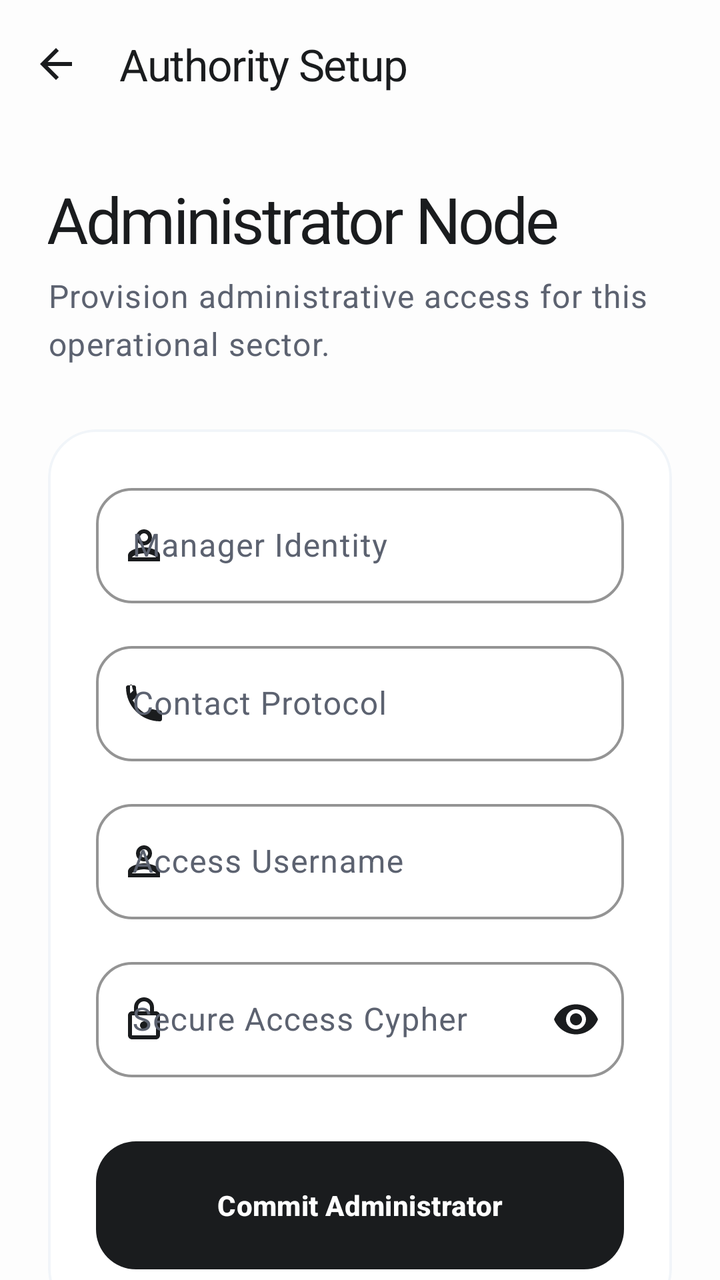
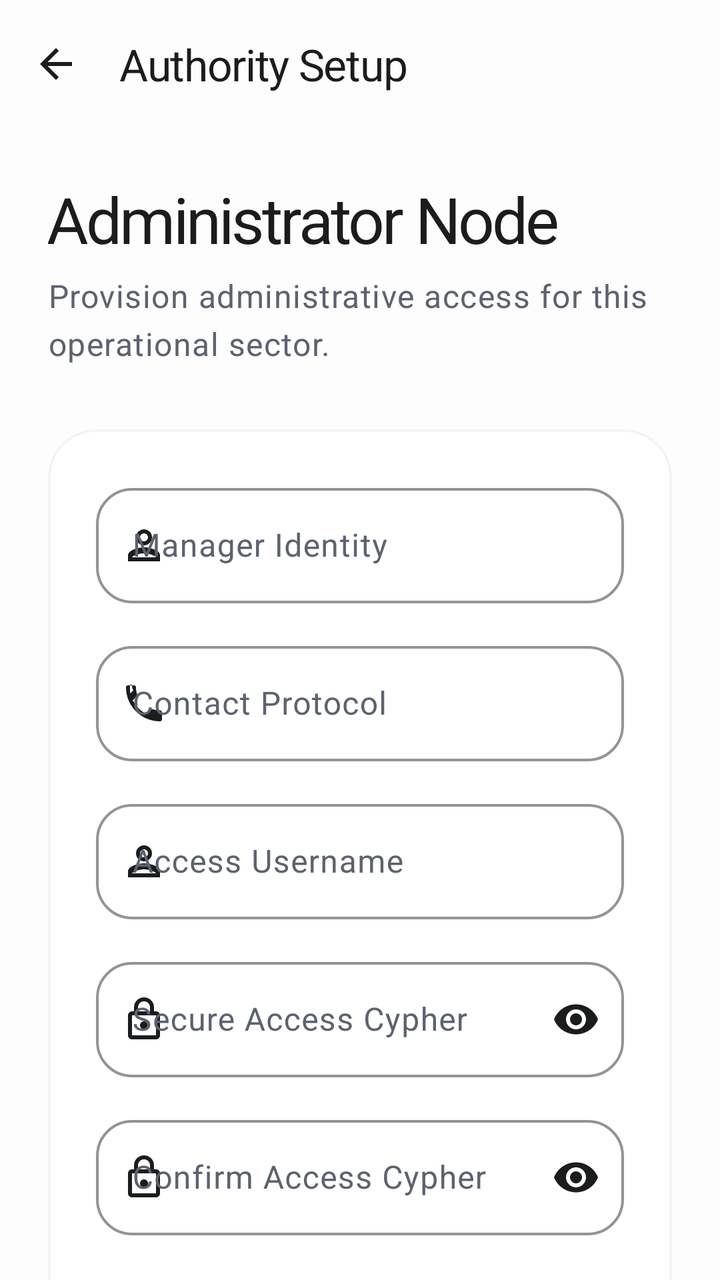

Compare the two renders of this Android layout. The source of the first and the diff that turns it into the second are given below.
<!-- AndroidManifest.xml: application theme Theme.KasirAPP -->
<!-- res/layout/activity_register_manager.xml -->
<?xml version="1.0" encoding="utf-8"?>
<androidx.coordinatorlayout.widget.CoordinatorLayout
    xmlns:android="http://schemas.android.com/apk/res/android"
    xmlns:app="http://schemas.android.com/apk/res-auto"
    android:layout_width="match_parent"
    android:layout_height="match_parent"
    android:background="@color/background">

    <com.google.android.material.appbar.AppBarLayout
        android:layout_width="match_parent"
        android:layout_height="wrap_content"
        android:fitsSystemWindows="true"
        app:elevation="0dp"
        android:background="@color/background">

        <com.google.android.material.appbar.MaterialToolbar
            android:id="@+id/toolbar"
            android:layout_width="match_parent"
            android:layout_height="?attr/actionBarSize"
            app:navigationIcon="@drawable/ic_arrow_back"
            app:navigationIconTint="@color/primary"
            app:title="Authority Setup"
            app:titleTextColor="@color/primary"
            app:titleTextAppearance="@style/TextAppearance.App.TitleLarge"
            android:background="@color/background" />

    </com.google.android.material.appbar.AppBarLayout>

    <androidx.core.widget.NestedScrollView
        android:id="@+id/scrollView"
        android:layout_width="match_parent"
        android:layout_height="match_parent"
        android:clipToPadding="false"
        android:fillViewport="true"
        app:layout_behavior="@string/appbar_scrolling_view_behavior">

        <LinearLayout
            android:layout_width="match_parent"
            android:layout_height="wrap_content"
            android:orientation="vertical"
            android:padding="24dp">

            <TextView
                style="@style/TextAppearance.App.HeadlineLarge"
                android:layout_width="wrap_content"
                android:layout_height="wrap_content"
                android:text="Administrator Node" />

            <TextView
                style="@style/TextAppearance.App.BodyLarge"
                android:layout_width="wrap_content"
                android:layout_height="wrap_content"
                android:layout_marginTop="6dp"
                android:text="Provision administrative access for this operational sector." />

            <com.google.android.material.card.MaterialCardView
                style="@style/Widget.App.Card.Solid"
                android:layout_width="match_parent"
                android:layout_height="wrap_content"
                android:layout_marginTop="32dp">

                <LinearLayout
                    android:layout_width="match_parent"
                    android:layout_height="wrap_content"
                    android:orientation="vertical"
                    android:padding="24dp">

                    <com.google.android.material.textfield.TextInputLayout
                        android:layout_width="match_parent"
                        android:layout_height="wrap_content"
                        android:hint="Manager Identity"
                        app:startIconDrawable="@drawable/ic_person"
                        app:startIconTint="@color/primary">
                        <com.google.android.material.textfield.TextInputEditText
                            android:id="@+id/edtNamaManager"
                            android:layout_width="match_parent"
                            android:layout_height="wrap_content"
                            android:inputType="textCapWords"
                            android:padding="18dp"/>
                    </com.google.android.material.textfield.TextInputLayout>

                    <com.google.android.material.textfield.TextInputLayout
                        android:layout_width="match_parent"
                        android:layout_height="wrap_content"
                        android:layout_marginTop="16dp"
                        android:hint="Contact Protocol"
                        app:startIconDrawable="@drawable/ic_phone"
                        app:startIconTint="@color/primary">
                        <com.google.android.material.textfield.TextInputEditText
                            android:id="@+id/edtTelepon"
                            android:layout_width="match_parent"
                            android:layout_height="wrap_content"
                            android:inputType="phone"
                            android:padding="18dp"/>
                    </com.google.android.material.textfield.TextInputLayout>

                    <com.google.android.material.textfield.TextInputLayout
                        android:layout_width="match_parent"
                        android:layout_height="wrap_content"
                        android:layout_marginTop="16dp"
                        android:hint="Access Username"
                        app:startIconDrawable="@drawable/ic_person"
                        app:startIconTint="@color/primary">
                        <com.google.android.material.textfield.TextInputEditText
                            android:id="@+id/edtUsernameManager"
                            android:layout_width="match_parent"
                            android:layout_height="wrap_content"
                            android:padding="18dp"/>
                    </com.google.android.material.textfield.TextInputLayout>

                    <com.google.android.material.textfield.TextInputLayout
                        android:layout_width="match_parent"
                        android:layout_height="wrap_content"
                        android:layout_marginTop="16dp"
                        android:hint="Secure Access Cypher"
                        app:startIconDrawable="@drawable/ic_lock"
                        app:startIconTint="@color/primary"
                        app:endIconMode="password_toggle"
                        app:endIconTint="@color/primary">
                        <com.google.android.material.textfield.TextInputEditText
                            android:id="@+id/edtPasswordManager"
                            android:layout_width="match_parent"
                            android:layout_height="wrap_content"
                            android:inputType="textPassword"
                            android:padding="18dp"/>
                    </com.google.android.material.textfield.TextInputLayout>

                    <com.google.android.material.button.MaterialButton
                        android:id="@+id/btnSimpan"
                        style="@style/Widget.App.Button.Primary"
                        android:layout_width="match_parent"
                        android:layout_height="64dp"
                        android:layout_marginTop="32dp"
                        android:text="Commit Administrator" />

                    
                    <View android:id="@+id/edtKonfirmasiPassword" android:layout_width="0dp" android:layout_height="0dp" android:visibility="gone" />

                </LinearLayout>
            </com.google.android.material.card.MaterialCardView>
        </LinearLayout>
    </androidx.core.widget.NestedScrollView>
</androidx.coordinatorlayout.widget.CoordinatorLayout>
<!-- resources referenced by this layout -->
<resources>
  <color name="background">#FDFDFD</color>
  <color name="primary">#1A1C1E</color>
  <!-- drawable ic_arrow_back (drawable) -->
  <vector xmlns:android="http://schemas.android.com/apk/res/android"
      android:width="24dp"
      android:height="24dp"
      android:viewportWidth="24"
      android:viewportHeight="24">
      <path
          android:fillColor="@color/on_surface"
          android:pathData="M20,11H7.83l5.59,-5.59L12,4l-8,8 8,8 1.41,-1.41L7.83,13H20V11z"/>
  </vector>
  <style name="TextAppearance.App.BodyLarge" parent="TextAppearance.Material3.BodyLarge">
          <item name="android:textSize">16sp</item>
          <item name="android:fontFamily">sans-serif</item>
          <item name="android:lineSpacingExtra">4dp</item>
          <item name="android:textColor">@color/secondary</item>
      </style>
  <style name="TextAppearance.App.HeadlineLarge" parent="TextAppearance.Material3.HeadlineLarge">
          <item name="android:textSize">32sp</item>
          <item name="android:fontFamily">sans-serif-black</item>
          <item name="android:letterSpacing">-0.04</item>
          <item name="android:textColor">@color/primary</item>
      </style>
  <style name="TextAppearance.App.TitleLarge" parent="TextAppearance.Material3.TitleLarge">
          <item name="android:textSize">22sp</item>
          <item name="android:fontFamily">sans-serif-medium</item>
          <item name="android:letterSpacing">-0.02</item>
          <item name="android:textColor">@color/primary</item>
      </style>
  <style name="Widget.App.Button.Primary" parent="Widget.App.Button">
          <item name="backgroundTint">@color/primary</item>
          <item name="android:textColor">@color/white</item>
          <item name="rippleColor">#33FFFFFF</item>
      </style>
  <style name="Widget.App.Card.Solid" parent="Widget.Material3.CardView.Filled">
          <item name="cardCornerRadius">24dp</item>
          <item name="cardElevation">0dp</item>
          <item name="cardBackgroundColor">@color/surface</item>
          <item name="strokeColor">@color/outline_variant</item>
          <item name="strokeWidth">1.2dp</item>
          <item name="android:clickable">true</item>
          <item name="android:focusable">true</item>
          <item name="android:foreground">?attr/selectableItemBackground</item>
      </style>
  <style name="Theme.KasirAPP" parent="Base.Theme.KasirAPP" />
  <color name="on_surface">#1A1C1E</color>
  <color name="secondary">#5C6270</color>
  <style name="Widget.App.Button" parent="Widget.Material3.Button">
          <item name="cornerRadius">20dp</item>
          <item name="android:insetTop">0dp</item>
          <item name="android:insetBottom">0dp</item>
          <item name="android:textAllCaps">false</item>
          <item name="android:textStyle">bold</item>
          <item name="android:letterSpacing">0.01</item>
          <item name="android:minHeight">60dp</item>
      </style>
  <color name="white">#FFFFFF</color>
  <color name="surface">#FFFFFF</color>
  <color name="outline_variant">#F1F5F9</color>
  <color name="on_primary">#FFFFFF</color>
  <color name="primary_container">#F1F3F7</color>
  <color name="on_primary_container">#1A1C1E</color>
  <color name="on_secondary">#FFFFFF</color>
  <color name="secondary_container">#F8F9FB</color>
  <color name="on_secondary_container">#1A1C1E</color>
  <color name="surface_variant">#F5F7FA</color>
  <color name="on_surface_variant">#5C6270</color>
  <color name="outline">#E2E8F0</color>
  <color name="error">#DC2626</color>
  <style name="TextAppearance.App.LabelLarge" parent="TextAppearance.Material3.LabelLarge">
          <item name="android:textSize">14sp</item>
          <item name="android:fontFamily">sans-serif-medium</item>
          <item name="android:letterSpacing">0.05</item>
          <item name="android:textColor">@color/secondary</item>
      </style>
  <!-- unchanged entries left out for length: 7 -->
</resources>

<!-- the commit's change to res/layout/activity_register_manager.xml (unified diff, before → after) -->
@@ -54,6 +54,7 @@
                 android:text="Provision administrative access for this operational sector." />
 
             <com.google.android.material.card.MaterialCardView
+                android:id="@+id/cardForm"
                 style="@style/Widget.App.Card.Solid"
                 android:layout_width="match_parent"
                 android:layout_height="wrap_content"
@@ -102,7 +103,7 @@
                         app:startIconDrawable="@drawable/ic_person"
                         app:startIconTint="@color/primary">
                         <com.google.android.material.textfield.TextInputEditText
-                            android:id="@+id/edtUsernameManager"
+                            android:id="@+id/edtUsername"
                             android:layout_width="match_parent"
                             android:layout_height="wrap_content"
                             android:padding="18dp"/>
@@ -118,7 +119,24 @@
                         app:endIconMode="password_toggle"
                         app:endIconTint="@color/primary">
                         <com.google.android.material.textfield.TextInputEditText
-                            android:id="@+id/edtPasswordManager"
+                            android:id="@+id/edtPassword"
+                            android:layout_width="match_parent"
+                            android:layout_height="wrap_content"
+                            android:inputType="textPassword"
+                            android:padding="18dp"/>
+                    </com.google.android.material.textfield.TextInputLayout>
+
+                    <com.google.android.material.textfield.TextInputLayout
+                        android:layout_width="match_parent"
+                        android:layout_height="wrap_content"
+                        android:layout_marginTop="16dp"
+                        android:hint="Confirm Access Cypher"
+                        app:startIconDrawable="@drawable/ic_lock"
+                        app:startIconTint="@color/primary"
+                        app:endIconMode="password_toggle"
+                        app:endIconTint="@color/primary">
+                        <com.google.android.material.textfield.TextInputEditText
+                            android:id="@+id/edtKonfirmasiPassword"
                             android:layout_width="match_parent"
                             android:layout_height="wrap_content"
                             android:inputType="textPassword"
@@ -133,9 +151,6 @@
                         android:layout_marginTop="32dp"
                         android:text="Commit Administrator" />
 
-                    
-                    <View android:id="@+id/edtKonfirmasiPassword" android:layout_width="0dp" android:layout_height="0dp" android:visibility="gone" />
-
                 </LinearLayout>
             </com.google.android.material.card.MaterialCardView>
         </LinearLayout>
